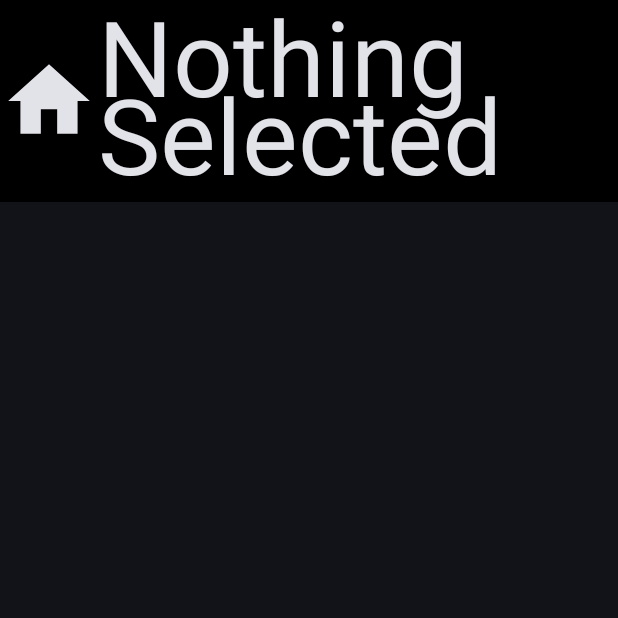
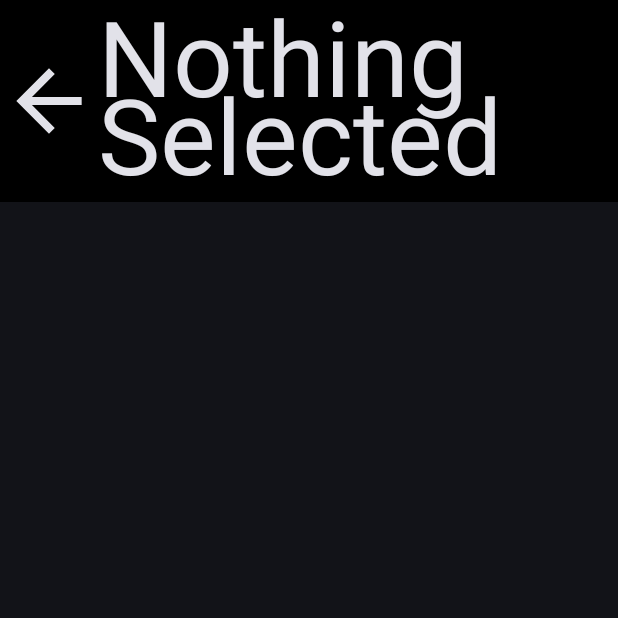
Before and after one commit to Dooques/FightingFlow, an Android app built with Jetpack Compose: the AddComboScreen screen opened through its navigation route, after a tap on "Confirm", on a phone screen of 412 x 824 dp, the top half of it. Run offline under Robolectric (Android 15) with nearby library versions, the phone set to English and light mode, and no system bars; our stand-ins replace Room's generated code, window size class; 2 statements that could not run were skipped.

```diff
--- a/app/src/main/java/com/example/fightingflow/ui/TitleScreen.kt
+++ b/app/src/main/java/com/example/fightingflow/ui/TitleScreen.kt
@@ -5,7 +5,6 @@ import androidx.compose.foundation.Image
 import androidx.compose.foundation.background
 import androidx.compose.foundation.layout.Arrangement
 import androidx.compose.foundation.layout.Column
-import androidx.compose.foundation.layout.Spacer
 import androidx.compose.foundation.layout.fillMaxSize
 import androidx.compose.foundation.layout.fillMaxWidth
 import androidx.compose.foundation.layout.height
--- a/app/src/main/java/com/example/fightingflow/ui/comboScreen/ComboScreen.kt
+++ b/app/src/main/java/com/example/fightingflow/ui/comboScreen/ComboScreen.kt
@@ -22,6 +22,7 @@ import androidx.compose.foundation.lazy.LazyColumn
 import androidx.compose.foundation.lazy.itemsIndexed
 import androidx.compose.material.icons.Icons
 import androidx.compose.material.icons.filled.Add
+import androidx.compose.material.icons.filled.ArrowBack
 import androidx.compose.material.icons.filled.Delete
 import androidx.compose.material.icons.filled.Home
 import androidx.compose.material.icons.filled.PlayArrow
@@ -229,7 +230,7 @@ fun Header(
         Log.d(TAG, "")
         Log.d(TAG, "Loading Home Button")
         Icon(
-            imageVector = Icons.Default.Home,
+            imageVector = Icons.Default.ArrowBack,
             contentDescription = "Return to Character Select",
             modifier
                 .size(65.dp)
--- a/app/src/main/java/com/example/fightingflow/ui/profileScreen/ProfileScreen.kt
+++ b/app/src/main/java/com/example/fightingflow/ui/profileScreen/ProfileScreen.kt
@@ -28,7 +28,7 @@ fun ProfileScreen(
             "\nloggedInState: $loggedInState" +
             "\nprofileCreation: ${profileCreation.profileCreation}" +
             "\ncurrentProfile: ${currentProfile.profile}" +
-            "\ncomosByProfile: ${combosByProfile.comboDisplayList}")
+            "\ncombosByProfile: ${combosByProfile.comboDisplayList}")
 
     Log.d(PROFILE_SCREEN_TAG, "Checking if valid profile exists...")
     if (currentProfile.profile != emptyProfile) {
```
